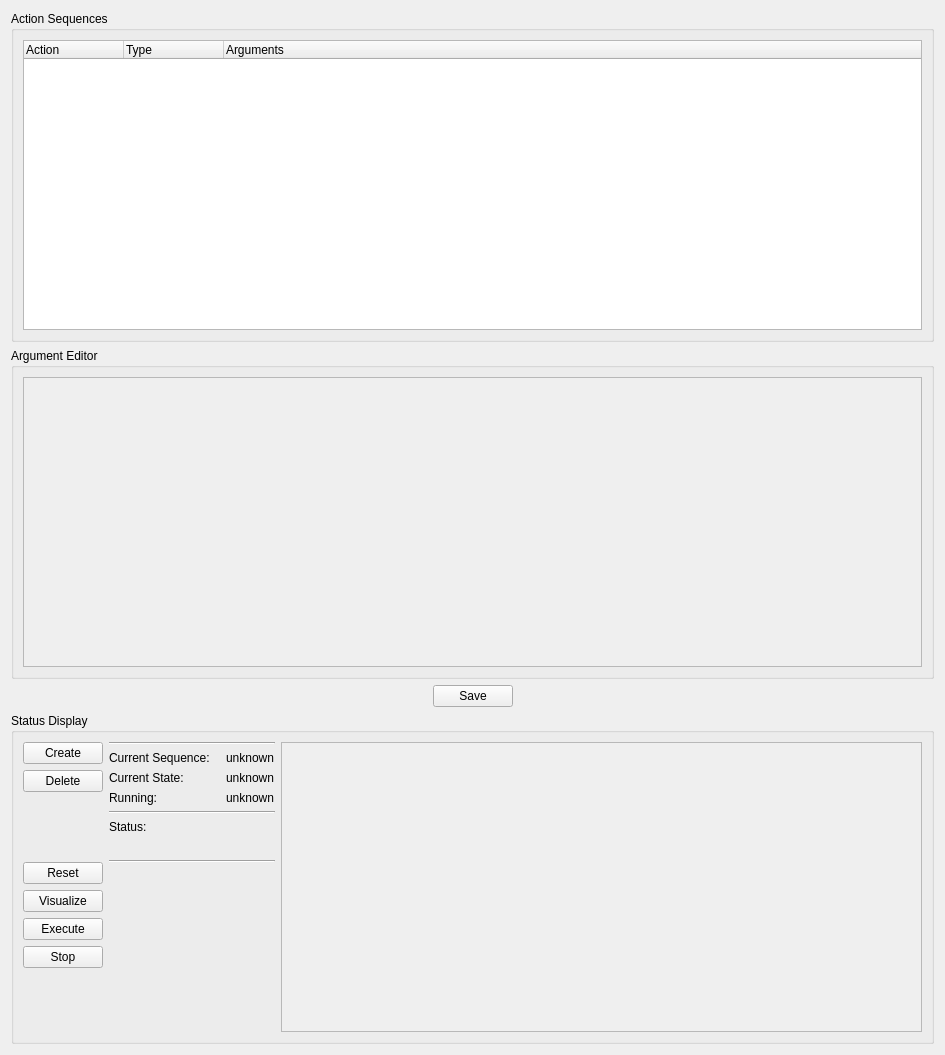
The window that software/ddapp/src/app/ddActionManager.ui (openhumanoids/oh-distro) describes before a commit, drawn with Qt 5.
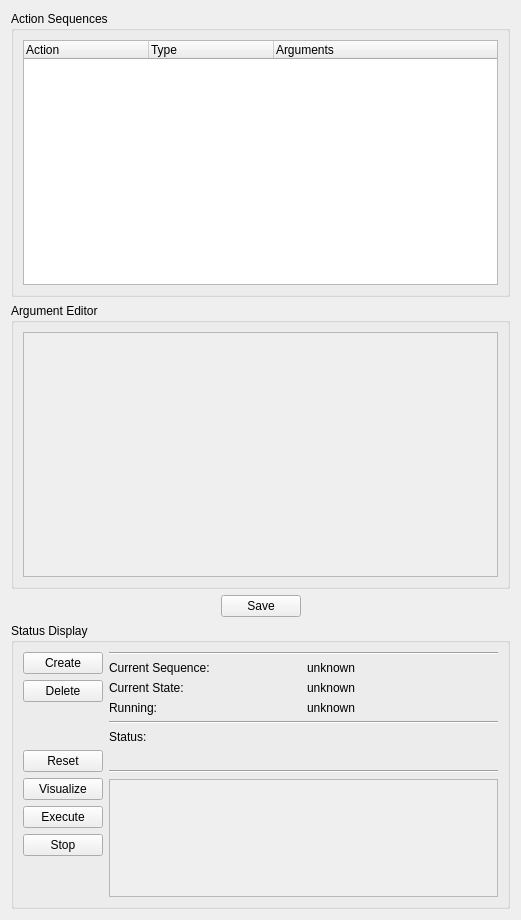
The same window after the commit.

```diff
--- a/software/ddapp/src/app/ddActionManager.ui
+++ b/software/ddapp/src/app/ddActionManager.ui
@@ -6,10 +6,22 @@
    <rect>
     <x>0</x>
     <y>0</y>
-    <width>945</width>
-    <height>1055</height>
+    <width>521</width>
+    <height>920</height>
    </rect>
   </property>
+  <property name="sizePolicy">
+   <sizepolicy hsizetype="Preferred" vsizetype="Preferred">
+    <horstretch>0</horstretch>
+    <verstretch>0</verstretch>
+   </sizepolicy>
+  </property>
+  <property name="minimumSize">
+   <size>
+    <width>520</width>
+    <height>0</height>
+   </size>
+  </property>
   <property name="windowTitle">
    <string>Action Sequence Controller</string>
   </property>
@@ -22,6 +34,9 @@
      <layout class="QVBoxLayout" name="verticalLayout">
       <item>
        <widget class="QTreeWidget" name="templateTree">
+        <attribute name="headerDefaultSectionSize">
+         <number>125</number>
+        </attribute>
         <column>
          <property name="text">
           <string>Action</string>
@@ -70,8 +85,8 @@
           <rect>
            <x>0</x>
            <y>0</y>
-           <width>899</width>
-           <height>292</height>
+           <width>475</width>
+           <height>228</height>
           </rect>
          </property>
          <layout class="QGridLayout" name="gridLayout_2"/>
@@ -130,30 +145,6 @@
       <string>Status Display</string>
      </property>
      <layout class="QGridLayout" name="gridLayout_3">
-      <item row="0" column="4">
-       <widget class="QScrollArea" name="scrollArea_2">
-        <property name="sizePolicy">
-         <sizepolicy hsizetype="Expanding" vsizetype="Expanding">
-          <horstretch>0</horstretch>
-          <verstretch>0</verstretch>
-         </sizepolicy>
-        </property>
-        <property name="widgetResizable">
-         <bool>true</bool>
-        </property>
-        <widget class="QWidget" name="actionGrid">
-         <property name="geometry">
-          <rect>
-           <x>0</x>
-           <y>0</y>
-           <width>593</width>
-           <height>292</height>
-          </rect>
-         </property>
-         <layout class="QGridLayout" name="gridLayout_4"/>
-        </widget>
-       </widget>
-      </item>
       <item row="0" column="0">
        <layout class="QVBoxLayout" name="verticalLayout_2">
         <item>
@@ -310,17 +301,28 @@
          </widget>
         </item>
         <item>
-         <spacer name="verticalSpacer">
-          <property name="orientation">
-           <enum>Qt::Vertical</enum>
+         <widget class="QScrollArea" name="scrollArea_2">
+          <property name="sizePolicy">
+           <sizepolicy hsizetype="Expanding" vsizetype="Expanding">
+            <horstretch>0</horstretch>
+            <verstretch>0</verstretch>
+           </sizepolicy>
           </property>
-          <property name="sizeHint" stdset="0">
-           <size>
-            <width>20</width>
-            <height>40</height>
-           </size>
+          <property name="widgetResizable">
+           <bool>true</bool>
           </property>
-         </spacer>
+          <widget class="QWidget" name="actionGrid">
+           <property name="geometry">
+            <rect>
+             <x>0</x>
+             <y>0</y>
+             <width>380</width>
+             <height>138</height>
+            </rect>
+           </property>
+           <layout class="QGridLayout" name="gridLayout_4"/>
+          </widget>
+         </widget>
         </item>
        </layout>
       </item>
```
